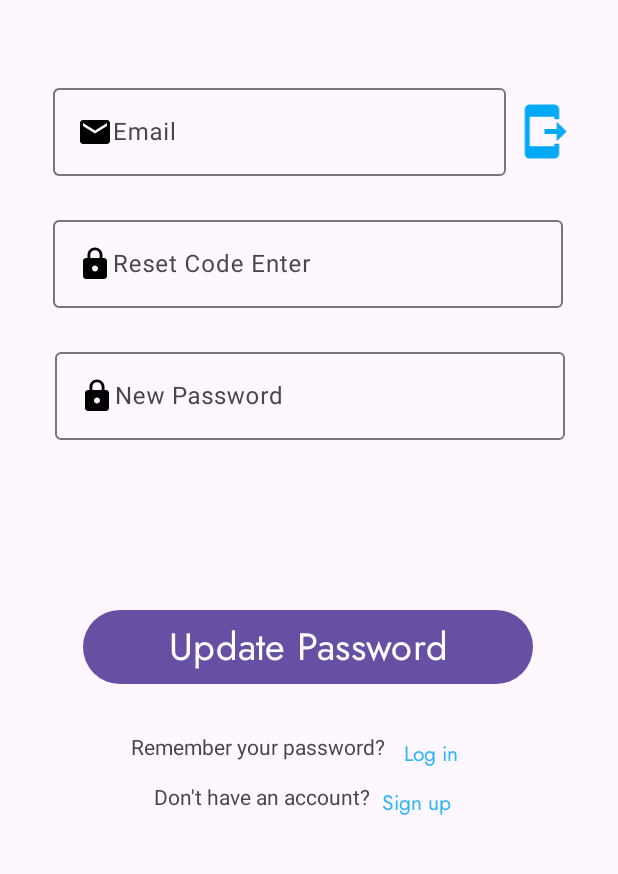
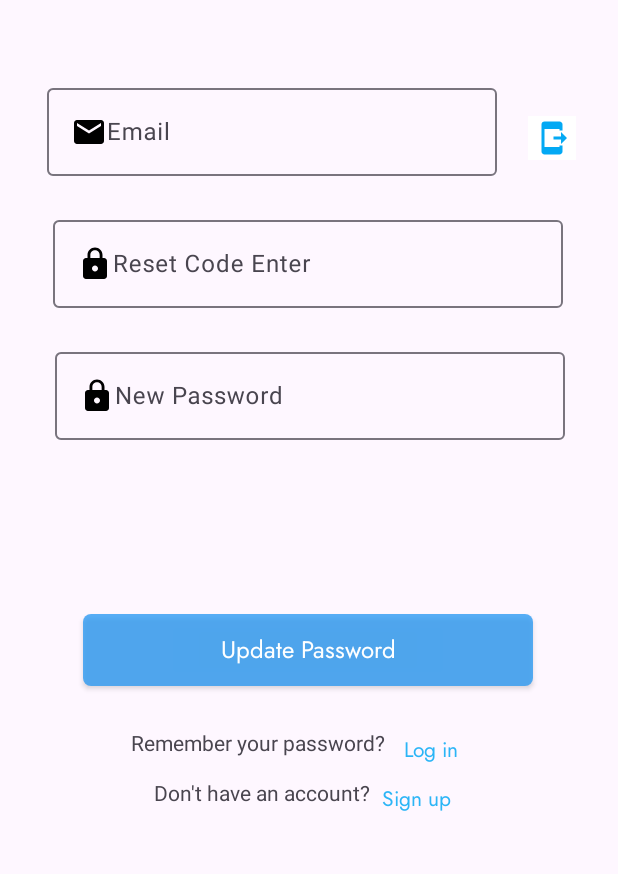
Before and after one commit to Yakage/Auto-Moto, an Android app: the screen it shows after launch (MainActivity), after a tap on "Forgot Password", on a phone screen of 412 x 824 dp, the part 233-1107 px from its top. Run offline under Robolectric (Android 15) with nearby library versions, the phone set to English and light mode, and no system bars; our stand-ins replace navigation-ui; Roboto replaces fonts that are not available here; 3 other taps on this screen came first.

Commit message:
Incompatible font changes.

```diff
--- a/app/src/main/res/drawable/background_gray.xml
+++ b/app/src/main/res/drawable/background_gray.xml
@@ -3,7 +3,7 @@
 
     android:shape="rectangle" >
     <!-- This is the stroke you want to define -->
-    <stroke android:width="0dp"
+    <stroke android:width="0.2dp"
         android:color="#000000"/>
 
     <!-- Optional, round your corners -->
--- a/app/src/main/res/layout/fragment_add_new_cars.xml
+++ b/app/src/main/res/layout/fragment_add_new_cars.xml
@@ -88,7 +88,7 @@
         app:layout_constraintStart_toStartOf="@id/ib_back_arrow"
         app:layout_constraintTop_toBottomOf="@id/et_car_model" />
 
-    <Button
+    <androidx.appcompat.widget.AppCompatButton
         android:id="@+id/bt_add_car"
         android:layout_width="360dp"
         android:layout_height="60dp"
@@ -96,6 +96,7 @@
         android:background="@drawable/background_shape"
         android:gravity="center"
         android:text="Add Car"
+        android:textColor="@color/white"
         android:textSize="16dp"
         android:fontFamily="@font/jost"
         android:textStyle="bold"
--- a/app/src/main/res/layout/fragment_forgotpassword.xml
+++ b/app/src/main/res/layout/fragment_forgotpassword.xml
@@ -39,19 +39,20 @@
 
     <com.google.android.material.textfield.TextInputLayout
         android:id="@+id/Contact"
-        android:layout_width="302dp"
-        android:layout_height="64dp"
+        android:layout_width="300dp"
+        android:layout_height="wrap_content"
         android:layout_marginTop="84dp"
         android:hint="Email"
+        android:orientation="horizontal"
         app:layout_constraintEnd_toEndOf="parent"
-        app:layout_constraintHorizontal_bias="0.321"
+        app:layout_constraintHorizontal_bias="0.279"
         app:layout_constraintStart_toStartOf="parent"
         app:layout_constraintTop_toBottomOf="@+id/textView">
 
         <com.google.android.material.textfield.TextInputEditText
             android:id="@+id/Tv_Contact"
-            android:layout_width="match_parent"
-            android:layout_height="wrap_content"
+            android:layout_width="300dp"
+            android:layout_height="match_parent"
             android:drawableStart="@drawable/icon_email"
             android:inputType="number"
             android:textSize="16sp" />
@@ -99,23 +100,17 @@
             android:textSize="16sp" />
     </com.google.android.material.textfield.TextInputLayout>
 
-    <ImageView
-        android:layout_width="48dp"
-        android:layout_height="39dp"
-        android:layout_marginTop="68dp"
-        android:src="@drawable/icon_send_code"
-        app:layout_constraintEnd_toEndOf="parent"
-        app:layout_constraintHorizontal_bias="0.0"
-        app:layout_constraintStart_toEndOf="@+id/Contact"
-        app:layout_constraintTop_toBottomOf="@+id/textView3" />
 
-    <Button
+    <androidx.appcompat.widget.AppCompatButton
         android:id="@+id/bt_Reset"
         android:layout_width="300dp"
         android:layout_height="wrap_content"
         android:fontFamily="@font/jost"
         android:text="Update Password"
-        android:textSize="25sp"
+        android:textColor="@color/white"
+        android:textAllCaps="false"
+        android:background="@drawable/background_shape"
+        android:textSize="16sp"
         app:layout_constraintBottom_toBottomOf="parent"
         app:layout_constraintEnd_toEndOf="parent"
         app:layout_constraintHorizontal_bias="0.495"
@@ -173,4 +168,15 @@
         app:layout_constraintStart_toEndOf="@+id/textView2"
         app:layout_constraintTop_toBottomOf="@+id/tv_login" />
 
+    <ImageButton
+        android:layout_width="32dp"
+        android:layout_height="29dp"
+        android:layout_marginEnd="28dp"
+        android:background="@color/white"
+        android:src="@drawable/icon_send_code"
+        app:layout_constraintBottom_toBottomOf="parent"
+        app:layout_constraintEnd_toEndOf="parent"
+        app:layout_constraintTop_toTopOf="parent"
+        app:layout_constraintVertical_bias="0.293" />
+
 </androidx.constraintlayout.widget.ConstraintLayout>
--- a/app/src/main/res/layout/fragment_login.xml
+++ b/app/src/main/res/layout/fragment_login.xml
@@ -68,13 +68,15 @@
             android:textSize="19sp"/>
     </com.google.android.material.textfield.TextInputLayout>
 
-    <Button
+    <androidx.appcompat.widget.AppCompatButton
         android:id="@+id/bt_login"
         android:layout_width="180dp"
         android:layout_height="wrap_content"
         android:layout_marginTop="20dp"
         android:background="@drawable/background_shape"
         android:text="Login"
+        android:textColor="@color/white"
+        android:textAllCaps="false"
         android:textSize="25sp"
         app:layout_constraintEnd_toEndOf="@id/et_password"
         app:layout_constraintHorizontal_bias="0.475"
--- a/app/src/main/res/navigation/navigation_graph.xml
+++ b/app/src/main/res/navigation/navigation_graph.xml
@@ -55,7 +55,8 @@
             app:destination="@id/aboutUsFragment" />
         <action
             android:id="@+id/action_accountFragment_to_deleteAccountConfirmFragment"
-            app:destination="@id/deleteAccountConfirmFragment" />
+            app:destination="@id/deleteAccountConfirmFragment"
+            app:enterAnim="@android:anim/fade_in" />
     </fragment>
     <fragment
         android:id="@+id/loginFragment"
@@ -190,7 +191,8 @@
         tools:layout="@layout/fragment_delete_account_confirm" >
         <action
             android:id="@+id/action_deleteAccountConfirmFragment_to_accountFragment"
-            app:destination="@id/accountFragment" />
+            app:destination="@id/accountFragment"
+            app:enterAnim="@android:anim/fade_out" />
         <action
             android:id="@+id/action_deleteAccountConfirmFragment_to_finalDeleteAccFragment"
             app:destination="@id/finalDeleteAccFragment" />
```
Also changed, not shown: app/src/main/res/layout/fragment_appointment.xml (+14 -8 lines), app/src/main/res/layout/fragment_confirmation.xml (+5 -2 lines), app/src/main/res/layout/fragment_edit_profile.xml (+5 -2 lines).
